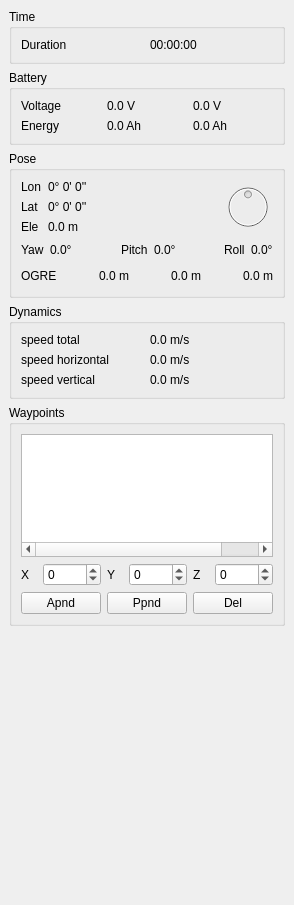
This is triangulator/controlwidget.ui in wpfhtl/octocopter as Qt 5 draws it before an edit. The edited form follows.
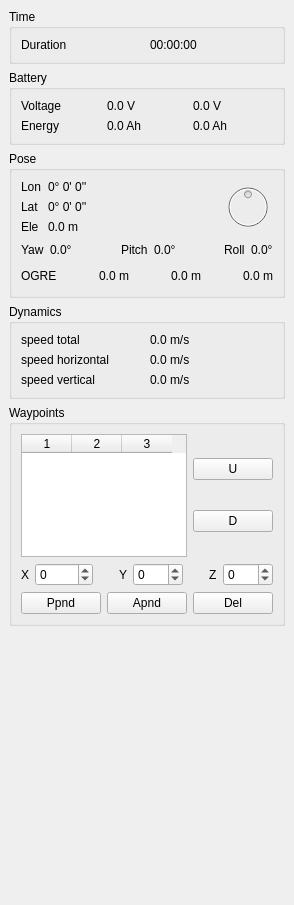
This is the edited form.

```diff
--- a/triangulator/controlwidget.ui
+++ b/triangulator/controlwidget.ui
@@ -6,7 +6,7 @@
    <rect>
     <x>0</x>
     <y>0</y>
-    <width>239</width>
+    <width>245</width>
     <height>905</height>
    </rect>
   </property>
@@ -14,7 +14,7 @@
    <string>Status</string>
   </property>
   <widget class="QWidget" name="dockWidgetContents">
-   <layout class="QVBoxLayout" name="verticalLayout_3">
+   <layout class="QVBoxLayout" name="verticalLayout_4">
     <item>
      <widget class="QGroupBox" name="groupBox_5">
       <property name="title">
@@ -424,7 +424,9 @@
       <property name="title">
        <string>Waypoints</string>
       </property>
-      <layout class="QVBoxLayout" name="verticalLayout_2">
+      <layout class="QVBoxLayout" name="verticalLayout_3">
+       <item>
+        <layout class="QHBoxLayout" name="horizontalLayout_6">
        <item>
         <widget class="QTableWidget" name="mWayPointTable">
          <property name="editTriggers">
@@ -442,10 +444,25 @@
          <property name="horizontalScrollMode">
           <enum>QAbstractItemView::ScrollPerPixel</enum>
          </property>
+           <property name="gridStyle">
+            <enum>Qt::DotLine</enum>
+           </property>
+           <property name="wordWrap">
+            <bool>false</bool>
+           </property>
          <property name="columnCount">
           <number>3</number>
          </property>
          <attribute name="horizontalHeaderVisible">
+            <bool>true</bool>
+           </attribute>
+           <attribute name="horizontalHeaderDefaultSectionSize">
+            <number>50</number>
+           </attribute>
+           <attribute name="horizontalHeaderHighlightSections">
+            <bool>false</bool>
+           </attribute>
+           <attribute name="horizontalHeaderStretchLastSection">
           <bool>false</bool>
          </attribute>
          <attribute name="verticalHeaderVisible">
@@ -457,6 +474,26 @@
         </widget>
        </item>
        <item>
+          <layout class="QVBoxLayout" name="verticalLayout_2">
+           <item>
+            <widget class="QPushButton" name="mBtnWptUp">
+             <property name="text">
+              <string>U</string>
+             </property>
+            </widget>
+           </item>
+           <item>
+            <widget class="QPushButton" name="mBtnWptDown">
+             <property name="text">
+              <string>D</string>
+             </property>
+            </widget>
+           </item>
+          </layout>
+         </item>
+        </layout>
+       </item>
+       <item>
         <layout class="QHBoxLayout" name="horizontalLayout_4">
          <item>
           <widget class="QLabel" name="label_14">
@@ -490,6 +527,19 @@
            </property>
           </widget>
          </item>
+         <item>
+          <spacer name="horizontalSpacer_7">
+           <property name="orientation">
+            <enum>Qt::Horizontal</enum>
+           </property>
+           <property name="sizeHint" stdset="0">
+            <size>
+             <width>40</width>
+             <height>20</height>
+            </size>
+           </property>
+          </spacer>
+         </item>
          <item>
           <widget class="QLabel" name="label_15">
            <property name="text">
@@ -528,6 +578,19 @@
            </property>
           </widget>
          </item>
+         <item>
+          <spacer name="horizontalSpacer_8">
+           <property name="orientation">
+            <enum>Qt::Horizontal</enum>
+           </property>
+           <property name="sizeHint" stdset="0">
+            <size>
+             <width>40</width>
+             <height>20</height>
+            </size>
+           </property>
+          </spacer>
+         </item>
          <item>
           <widget class="QLabel" name="label_16">
            <property name="text">
@@ -576,13 +639,6 @@
        </item>
        <item>
         <layout class="QHBoxLayout" name="horizontalLayout_5">
-         <item>
-          <widget class="QPushButton" name="mBtnWptAppend">
-           <property name="text">
-            <string>Apnd</string>
-           </property>
-          </widget>
-         </item>
          <item>
           <widget class="QPushButton" name="mBtnWptPrepend">
            <property name="text">
@@ -590,6 +646,13 @@
            </property>
           </widget>
          </item>
+         <item>
+          <widget class="QPushButton" name="mBtnWptAppend">
+           <property name="text">
+            <string>Apnd</string>
+           </property>
+          </widget>
+         </item>
          <item>
           <widget class="QPushButton" name="mBtnWptDelete">
            <property name="text">
```
Left out of the diff: 6 changed lines with no effect on the pictures. Lines whose indentation alone changed are shown as unchanged.
